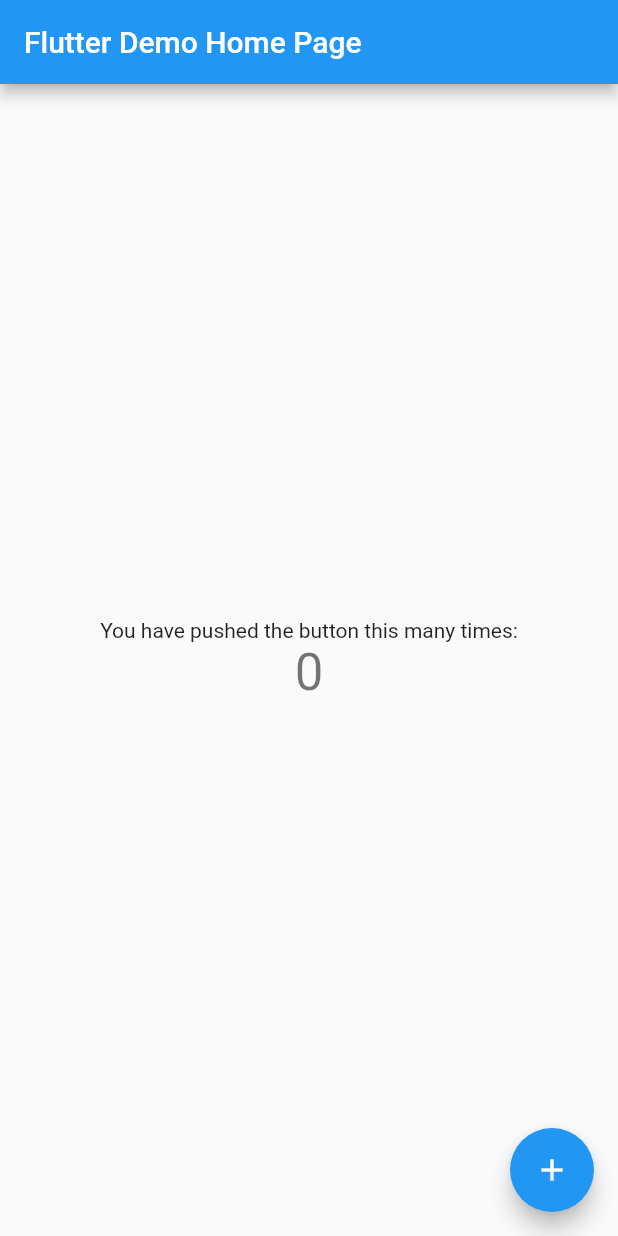
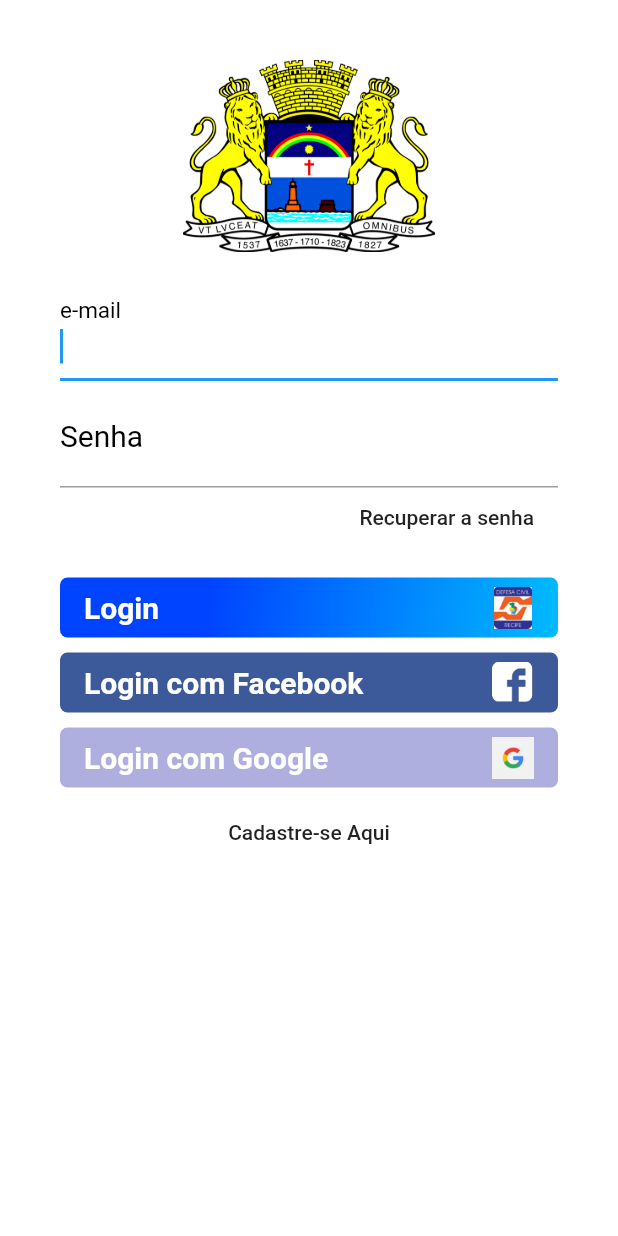
Before and after one commit to luizcalabria/fpa_projeto, a Flutter app: the screen it shows after launch, on a phone screen of 412 x 824 dp. Run offline on Flutter 3.47's test engine with Material 2 defaults, Android fonts, the phone set to English and light mode, and no system bars.

Commit message:
Tela de Login

```diff
--- a/lib/main.dart
+++ b/lib/main.dart
@@ -1,117 +1,18 @@
 import 'package:flutter/material.dart';
-
-void main() {
-  runApp(MyApp());
-}
+import 'package:fpa_projeto/pages/login.page.dart';
+void main() => runApp(MyApp());
 
 class MyApp extends StatelessWidget {
   // This widget is the root of your application.
   @override
   Widget build(BuildContext context) {
     return MaterialApp(
-      title: 'Flutter Demo',
+      title: 'Defesa Civil do Recife',
+      debugShowCheckedModeBanner: false,
       theme: ThemeData(
-        // This is the theme of your application.
-        //
-        // Try running your application with "flutter run". You'll see the
-        // application has a blue toolbar. Then, without quitting the app, try
-        // changing the primarySwatch below to Colors.green and then invoke
-        // "hot reload" (press "r" in the console where you ran "flutter run",
-        // or simply save your changes to "hot reload" in a Flutter IDE).
-        // Notice that the counter didn't reset back to zero; the application
-        // is not restarted.
         primarySwatch: Colors.blue,
-        // This makes the visual density adapt to the platform that you run
-        // the app on. For desktop platforms, the controls will be smaller and
-        // closer together (more dense) than on mobile platforms.
-        visualDensity: VisualDensity.adaptivePlatformDensity,
       ),
-      home: MyHomePage(title: 'Flutter Demo Home Page'),
+      home: LoginPage(),
     );
   }
 }
-
-class MyHomePage extends StatefulWidget {
-  MyHomePage({Key key, this.title}) : super(key: key);
-
-  // This widget is the home page of your application. It is stateful, meaning
-  // that it has a State object (defined below) that contains fields that affect
-  // how it looks.
-
-  // This class is the configuration for the state. It holds the values (in this
-  // case the title) provided by the parent (in this case the App widget) and
-  // used by the build method of the State. Fields in a Widget subclass are
-  // always marked "final".
-
-  final String title;
-
-  @override
-  _MyHomePageState createState() => _MyHomePageState();
-}
-
-class _MyHomePageState extends State<MyHomePage> {
-  int _counter = 0;
-
-  void _incrementCounter() {
-    setState(() {
-      // This call to setState tells the Flutter framework that something has
-      // changed in this State, which causes it to rerun the build method below
-      // so that the display can reflect the updated values. If we changed
-      // _counter without calling setState(), then the build method would not be
-      // called again, and so nothing would appear to happen.
-      _counter++;
-    });
-  }
-
-  @override
-  Widget build(BuildContext context) {
-    // This method is rerun every time setState is called, for instance as done
-    // by the _incrementCounter method above.
-    //
-    // The Flutter framework has been optimized to make rerunning build methods
-    // fast, so that you can just rebuild anything that needs updating rather
-    // than having to individually change instances of widgets.
-    return Scaffold(
-      appBar: AppBar(
-        // Here we take the value from the MyHomePage object that was created by
-        // the App.build method, and use it to set our appbar title.
-        title: Text(widget.title),
-      ),
-      body: Center(
-        // Center is a layout widget. It takes a single child and positions it
-        // in the middle of the parent.
-        child: Column(
-          // Column is also a layout widget. It takes a list of children and
-          // arranges them vertically. By default, it sizes itself to fit its
-          // children horizontally, and tries to be as tall as its parent.
-          //
-          // Invoke "debug painting" (press "p" in the console, choose the
-          // "Toggle Debug Paint" action from the Flutter Inspector in Android
-          // Studio, or the "Toggle Debug Paint" command in Visual Studio Code)
-          // to see the wireframe for each widget.
-          //
-          // Column has various properties to control how it sizes itself and
-          // how it positions its children. Here we use mainAxisAlignment to
-          // center the children vertically; the main axis here is the vertical
-          // axis because Columns are vertical (the cross axis would be
-          // horizontal).
-          mainAxisAlignment: MainAxisAlignment.center,
-          children: <Widget>[
-            Text(
-              'You have pushed the button this many times:',
-            ),
-            Text(
-              '$_counter',
-              style: Theme.of(context).textTheme.headline4,
-            ),
-          ],
-        ),
-      ),
-      floatingActionButton: FloatingActionButton(
-        onPressed: _incrementCounter,
-        tooltip: 'Increment',
-        child: Icon(Icons.add),
-      ), // This trailing comma makes auto-formatting nicer for build methods.
-    );
-  }
-}
--- /dev/null
+++ b/lib/pages/login.page.dart
@@ -0,0 +1,212 @@
+import 'package:flutter/cupertino.dart';
+import 'package:flutter/material.dart';
+class LoginPage extends StatelessWidget {
+  @override
+  Widget build(BuildContext context) {
+    return Scaffold(
+      body: Container(
+        padding: EdgeInsets.only(
+          top: 40,
+          left: 40,
+          right: 40,
+        ),
+        color: Colors.white,
+        child: ListView(
+          children: <Widget>[
+            SizedBox(
+              width: 128,
+              height: 128,
+              child: Image.asset("assets/Brasao_do_Recife.png"),
+            ),
+            SizedBox(
+              height: 20,
+            ),
+            TextFormField(
+              autofocus: true,
+              keyboardType: TextInputType.emailAddress,
+              decoration: InputDecoration(
+                labelText: "e-mail",
+                labelStyle: TextStyle(
+                  color: Colors.black,
+                  fontWeight: FontWeight.w400,
+                  fontSize: 20
+                )
+              ),
+              style: TextStyle(
+                fontSize: 20
+              ),
+            ),
+            SizedBox(
+              height: 5,
+            ),
+          TextFormField(
+            autofocus: true,
+            obscureText: true,
+            keyboardType: TextInputType.text,
+            decoration: InputDecoration(
+                labelText: "Senha",
+                labelStyle: TextStyle(
+                    color: Colors.black,
+                    fontWeight: FontWeight.w400,
+                    fontSize: 20
+                )
+            ),
+            style: TextStyle(
+                fontSize: 20
+            ),
+          ),
+          Container(
+            height: 40,
+            alignment: Alignment.centerRight,
+            child: FlatButton(
+              child: Text(
+                "Recuperar a senha",
+                textAlign: TextAlign.right,
+              ),
+              onPressed: () => {}
+            ),
+          ),
+            SizedBox(
+              height: 20,
+            ),
+            Container(
+              height: 40,
+              alignment: Alignment.centerLeft,
+              decoration: BoxDecoration(
+                gradient: LinearGradient(
+                  begin: Alignment.topLeft,
+                  end: Alignment.bottomRight,
+                  stops: [0.3, 1],
+                  colors: [
+                    Color(0XFF0044FF),
+                    Color(0xFF00BBFF),
+                  ],
+                ),
+                borderRadius: BorderRadius.all(
+                  Radius.circular(5),
+                ),
+              ),
+              child: SizedBox.expand(
+                child: FlatButton(
+                  child: Row(
+                    mainAxisAlignment: MainAxisAlignment.spaceBetween,
+                    children: <Widget> [
+                      Text(
+                        "Login",
+                        style: TextStyle(
+                          fontWeight: FontWeight.bold,
+                          color: Colors.white,
+                          fontSize: 20,
+                        ),
+                        textAlign: TextAlign.left,
+                      ),
+                      Container(
+                        child: SizedBox(
+                          child: Image.asset("assets/defesa_civil.jpg"),
+                          height: 28,
+                          width: 28,
+                        )
+                      )
+                    ],
+                  ),
+              onPressed: () => {},
+                ),
+              ),
+            ),
+            SizedBox(
+              height: 10,
+            ),
+            Container(
+              height: 40,
+              alignment: Alignment.centerLeft,
+              decoration: BoxDecoration(
+                color: Color(0xFF3C5A99),
+                borderRadius: BorderRadius.all(
+                  Radius.circular(5),
+                ),
+              ),
+              child: SizedBox.expand(
+                child: FlatButton(
+                  child: Row(
+                    mainAxisAlignment: MainAxisAlignment.spaceBetween,
+                    children: <Widget>[
+                      Text(
+                        "Login com Facebook",
+                        style: TextStyle(
+                          fontWeight: FontWeight.bold,
+                          color: Colors.white,
+                          fontSize: 20,
+                        ),
+                        textAlign: TextAlign.left,
+                      ),
+                      Container(
+                        child: SizedBox(
+                          child: Image.asset("assets/fb-icon.png"),
+                          height: 28,
+                          width: 28,
+                        ),
+                      )
+                    ],
+                  ),
+                  onPressed: () {},
+                ),
+              ),
+            ),
+            SizedBox(
+              height: 10,
+            ),
+            Container(
+              height: 40,
+              alignment: Alignment.centerLeft,
+              decoration: BoxDecoration(
+                color: Color(0x50000099),
+                borderRadius: BorderRadius.all(
+                  Radius.circular(5),
+                ),
+              ),
+              child: SizedBox.expand(
+                child: FlatButton(
+                  child: Row(
+                    mainAxisAlignment: MainAxisAlignment.spaceBetween,
+                    children: <Widget>[
+                      Text(
+                        "Login com Google",
+                        style: TextStyle(
+                          fontWeight: FontWeight.bold,
+                          color: Colors.white,
+                          fontSize: 20,
+                        ),
+                        textAlign: TextAlign.left,
+                      ),
+                      Container(
+                        child: SizedBox(
+                          child: Image.asset("assets/google-icon.png"),
+                          height: 28,
+                          width: 28,
+                        ),
+                      )
+                    ],
+                  ),
+                  onPressed: () {},
+                ),
+              ),
+            ),
+            SizedBox(
+              height: 10,
+            ),
+            Container(
+              height: 40,
+              child: FlatButton(
+                child: Text(
+                  "Cadastre-se Aqui",
+                  textAlign: TextAlign.center,
+                ),
+                onPressed: () => {},
+              ),
+            ),
+          ],
+        ),
+      ),
+    );
+  }
+}
--- a/pubspec.yaml
+++ b/pubspec.yaml
@@ -45,7 +45,11 @@ flutter:
   uses-material-design: true
 
   # To add assets to your application, add an assets section, like this:
-  # assets:
+  assets:
+    - assets/Brasao_do_Recife.png
+    - assets/defesa_civil.jpg
+    - assets/fb-icon.png
+    - assets/google-icon.png
   #   - images/a_dot_burr.jpeg
   #   - images/a_dot_ham.jpeg
 
```
Also changed, not shown: assets/Brasao_do_Recife.png (added), assets/defesa_civil.jpg (added), assets/fb-icon.png (added), assets/google-icon.png (added).
